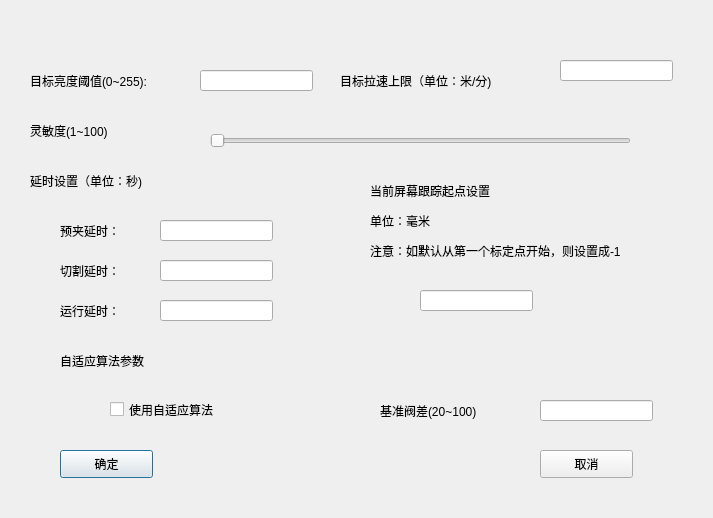
The window that UI_SetAlgorithm.ui (FSPengchen/Steel_FixdLengthSystem) describes before a commit, drawn with Qt 5.
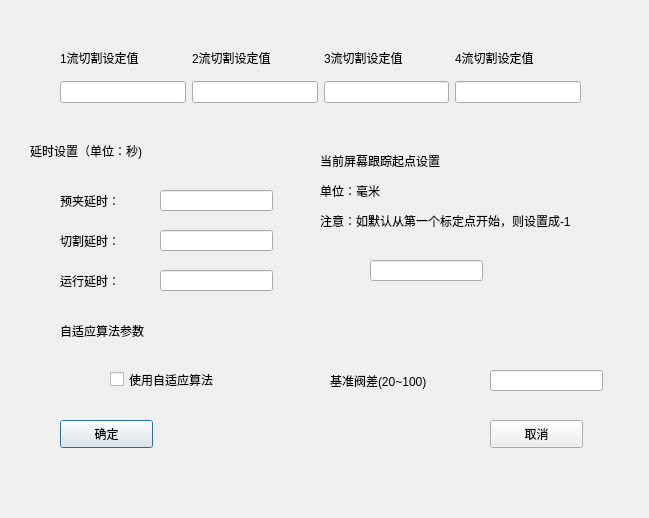
The same window after the commit.

Diff of the .ui file:
```diff
--- a/UI_SetAlgorithm.ui
+++ b/UI_SetAlgorithm.ui
@@ -6,77 +6,18 @@
    <rect>
     <x>0</x>
     <y>0</y>
-    <width>713</width>
+    <width>649</width>
     <height>518</height>
    </rect>
   </property>
   <property name="windowTitle">
    <string>算法设置</string>
   </property>
-  <widget class="QLabel" name="label">
-   <property name="geometry">
-    <rect>
-     <x>30</x>
-     <y>70</y>
-     <width>171</width>
-     <height>21</height>
-    </rect>
-   </property>
-   <property name="text">
-    <string>目标亮度阈值(0~255):</string>
-   </property>
-  </widget>
-  <widget class="QLabel" name="label_2">
-   <property name="geometry">
-    <rect>
-     <x>340</x>
-     <y>70</y>
-     <width>211</width>
-     <height>21</height>
-    </rect>
-   </property>
-   <property name="text">
-    <string>目标拉速上限（单位：米/分)</string>
-   </property>
-  </widget>
-  <widget class="QLineEdit" name="lineEdit">
-   <property name="geometry">
-    <rect>
-     <x>200</x>
-     <y>70</y>
-     <width>113</width>
-     <height>21</height>
-    </rect>
-   </property>
-  </widget>
-  <widget class="QLineEdit" name="lineEdit_2">
-   <property name="geometry">
-    <rect>
-     <x>560</x>
-     <y>60</y>
-     <width>113</width>
-     <height>21</height>
-    </rect>
-   </property>
-  </widget>
-  <widget class="QLabel" name="label_3">
-   <property name="geometry">
-    <rect>
-     <x>30</x>
-     <y>120</y>
-     <width>121</width>
-     <height>21</height>
-    </rect>
-   </property>
-   <property name="text">
-    <string>灵敏度(1~100)</string>
-   </property>
-  </widget>
   <widget class="QLabel" name="label_4">
    <property name="geometry">
     <rect>
      <x>30</x>
-     <y>170</y>
+     <y>140</y>
      <width>151</width>
      <height>21</height>
     </rect>
@@ -85,24 +26,11 @@
     <string>延时设置（单位：秒)</string>
    </property>
   </widget>
-  <widget class="QSlider" name="horizontalSlider">
-   <property name="geometry">
-    <rect>
-     <x>210</x>
-     <y>130</y>
-     <width>421</width>
-     <height>22</height>
-    </rect>
-   </property>
-   <property name="orientation">
-    <enum>Qt::Horizontal</enum>
-   </property>
-  </widget>
   <widget class="QLabel" name="label_5">
    <property name="geometry">
     <rect>
      <x>60</x>
-     <y>220</y>
+     <y>190</y>
      <width>81</width>
      <height>21</height>
     </rect>
@@ -115,7 +43,7 @@
    <property name="geometry">
     <rect>
      <x>160</x>
-     <y>220</y>
+     <y>190</y>
      <width>113</width>
      <height>21</height>
     </rect>
@@ -125,7 +53,7 @@
    <property name="geometry">
     <rect>
      <x>160</x>
-     <y>260</y>
+     <y>230</y>
      <width>113</width>
      <height>21</height>
     </rect>
@@ -135,7 +63,7 @@
    <property name="geometry">
     <rect>
      <x>60</x>
-     <y>260</y>
+     <y>230</y>
      <width>81</width>
      <height>21</height>
     </rect>
@@ -148,7 +76,7 @@
    <property name="geometry">
     <rect>
      <x>160</x>
-     <y>300</y>
+     <y>270</y>
      <width>113</width>
      <height>21</height>
     </rect>
@@ -158,7 +86,7 @@
    <property name="geometry">
     <rect>
      <x>60</x>
-     <y>300</y>
+     <y>270</y>
      <width>81</width>
      <height>21</height>
     </rect>
@@ -170,8 +98,8 @@
   <widget class="QLabel" name="label_8">
    <property name="geometry">
     <rect>
-     <x>370</x>
-     <y>180</y>
+     <x>320</x>
+     <y>150</y>
      <width>151</width>
      <height>21</height>
     </rect>
@@ -183,8 +111,8 @@
   <widget class="QLabel" name="label_9">
    <property name="geometry">
     <rect>
-     <x>370</x>
-     <y>210</y>
+     <x>320</x>
+     <y>180</y>
      <width>91</width>
      <height>21</height>
     </rect>
@@ -196,8 +124,8 @@
   <widget class="QLabel" name="label_10">
    <property name="geometry">
     <rect>
-     <x>370</x>
-     <y>240</y>
+     <x>320</x>
+     <y>210</y>
      <width>321</width>
      <height>21</height>
     </rect>
@@ -209,8 +137,8 @@
   <widget class="QLineEdit" name="lineEdit_6">
    <property name="geometry">
     <rect>
-     <x>420</x>
-     <y>290</y>
+     <x>370</x>
+     <y>260</y>
      <width>113</width>
      <height>21</height>
     </rect>
@@ -220,7 +148,7 @@
    <property name="geometry">
     <rect>
      <x>110</x>
-     <y>400</y>
+     <y>370</y>
      <width>141</width>
      <height>19</height>
     </rect>
@@ -233,7 +161,7 @@
    <property name="geometry">
     <rect>
      <x>60</x>
-     <y>350</y>
+     <y>320</y>
      <width>111</width>
      <height>21</height>
     </rect>
@@ -245,8 +173,8 @@
   <widget class="QLabel" name="label_12">
    <property name="geometry">
     <rect>
-     <x>380</x>
-     <y>400</y>
+     <x>330</x>
+     <y>370</y>
      <width>131</width>
      <height>21</height>
     </rect>
@@ -258,8 +186,8 @@
   <widget class="QLineEdit" name="lineEdit_7">
    <property name="geometry">
     <rect>
-     <x>540</x>
-     <y>400</y>
+     <x>490</x>
+     <y>370</y>
      <width>113</width>
      <height>21</height>
     </rect>
@@ -269,7 +197,7 @@
    <property name="geometry">
     <rect>
      <x>60</x>
-     <y>450</y>
+     <y>420</y>
      <width>93</width>
      <height>28</height>
     </rect>
@@ -281,8 +209,8 @@
   <widget class="QPushButton" name="pushButton_2">
    <property name="geometry">
     <rect>
-     <x>540</x>
-     <y>450</y>
+     <x>490</x>
+     <y>420</y>
      <width>93</width>
      <height>28</height>
     </rect>
@@ -291,6 +219,102 @@
     <string>取消</string>
    </property>
   </widget>
+  <widget class="QWidget" name="">
+   <property name="geometry">
+    <rect>
+     <x>60</x>
+     <y>40</y>
+     <width>521</width>
+     <height>63</height>
+    </rect>
+   </property>
+   <layout class="QGridLayout" name="gridLayout">
+    <item row="0" column="0" rowspan="2">
+     <layout class="QVBoxLayout" name="verticalLayout">
+      <item>
+       <widget class="QLabel" name="Lab_SetCutLimt_f1">
+        <property name="styleSheet">
+         <string notr="true">
+font: 75 10pt &quot;微软雅黑&quot;;
+
+</string>
+        </property>
+        <property name="text">
+         <string>1流切割设定值</string>
+        </property>
+       </widget>
+      </item>
+      <item>
+       <widget class="QLineEdit" name="Lne_SetCutLimt_f1">
+        <property name="styleSheet">
+         <string notr="true">font: 75 10pt &quot;微软雅黑&quot;;</string>
+        </property>
+       </widget>
+      </item>
+     </layout>
+    </item>
+    <item row="0" column="1">
+     <widget class="QLabel" name="Lab_SetCutLimt_f2">
+      <property name="styleSheet">
+       <string notr="true">
+font: 75 10pt &quot;微软雅黑&quot;;
+
+</string>
+      </property>
+      <property name="text">
+       <string>2流切割设定值</string>
+      </property>
+     </widget>
+    </item>
+    <item row="0" column="2">
+     <widget class="QLabel" name="Lab_SetCutLimt_f3">
+      <property name="styleSheet">
+       <string notr="true">
+font: 75 10pt &quot;微软雅黑&quot;;
+
+</string>
+      </property>
+      <property name="text">
+       <string>3流切割设定值</string>
+      </property>
+     </widget>
+    </item>
+    <item row="0" column="3">
+     <widget class="QLabel" name="Lab_SetCutLimt_f4">
+      <property name="styleSheet">
+       <string notr="true">
+font: 75 10pt &quot;微软雅黑&quot;;
+
+</string>
+      </property>
+      <property name="text">
+       <string>4流切割设定值</string>
+      </property>
+     </widget>
+    </item>
+    <item row="1" column="1">
+     <widget class="QLineEdit" name="Lne_SetCutLimt_f2">
+      <property name="styleSheet">
+       <string notr="true">font: 75 10pt &quot;微软雅黑&quot;;</string>
+      </property>
+     </widget>
+    </item>
+    <item row="1" column="2">
+     <widget class="QLineEdit" name="Lne_SetCutLimt_f3">
+      <property name="styleSheet">
+       <string notr="true">font: 75 10pt &quot;微软雅黑&quot;;</string>
+      </property>
+     </widget>
+    </item>
+    <item row="1" column="3">
+     <widget class="QLineEdit" name="Lne_SetCutLimt_f4">
+      <property name="styleSheet">
+       <string notr="true">font: 75 10pt &quot;微软雅黑&quot;;</string>
+      </property>
+     </widget>
+    </item>
+   </layout>
+  </widget>
  </widget>
  <resources/>
  <connections/>
```
Left out of the diff: 4 changed lines with no effect on the pictures.
